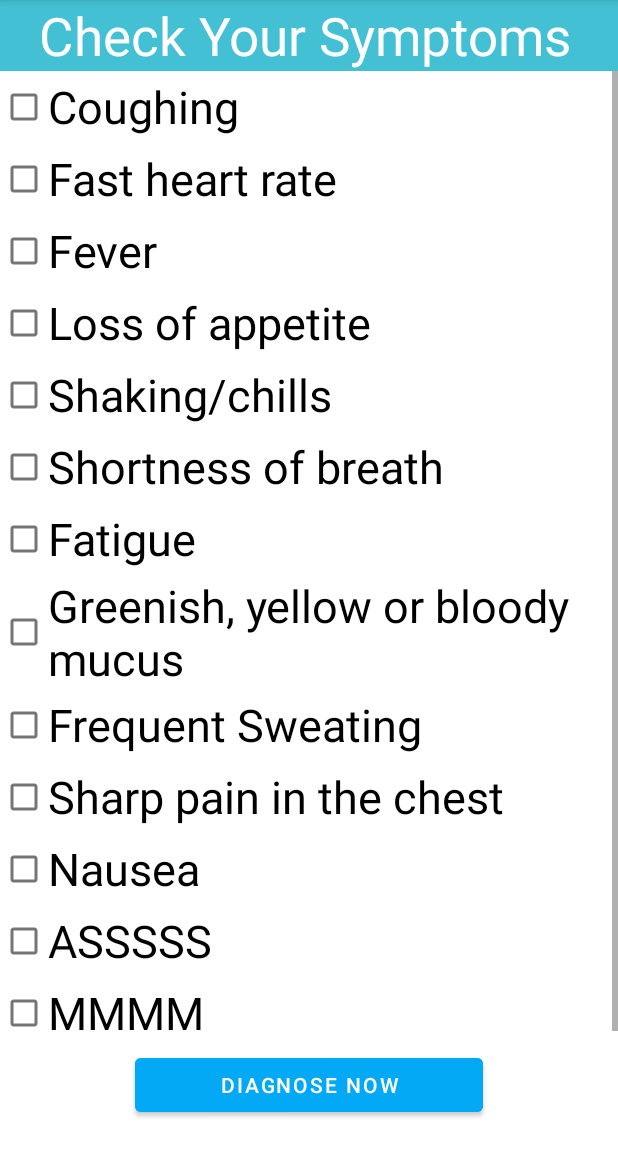
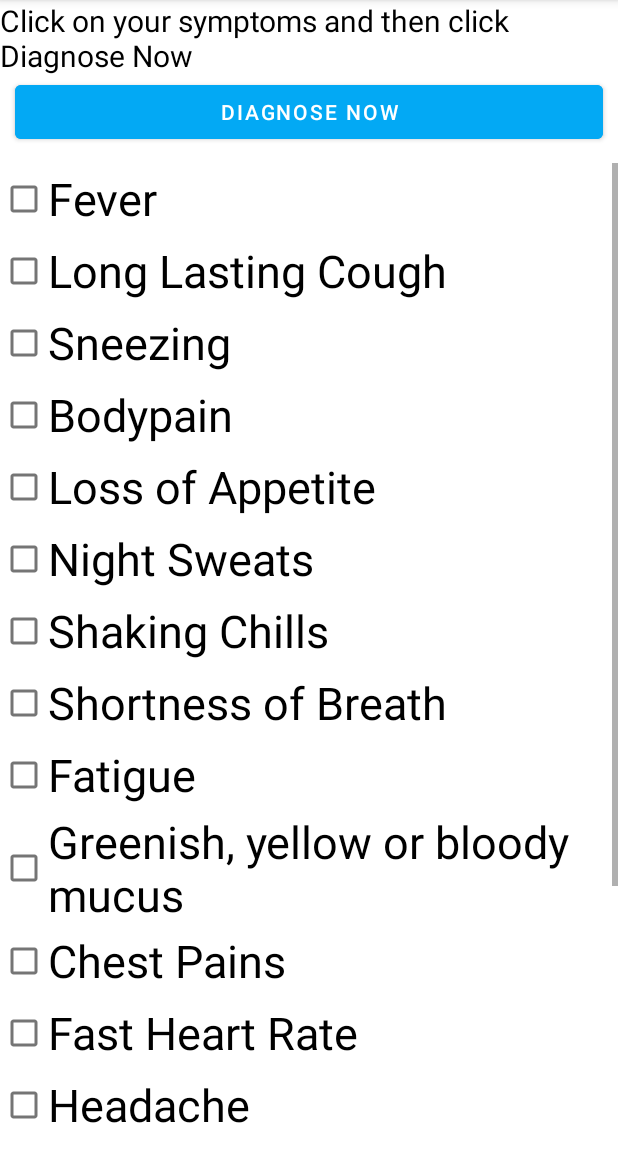
Before and after one commit to mrinkaul/healthcareapp, an Android app: the SymptomsActivity screen opened directly, with no data from a screen before it, on a phone screen of 412 x 824 dp, the part 84-1236 px from its top. Run offline under Robolectric (Android 15) with nearby library versions, the phone set to English and light mode, and no system bars.

Commit message:
fragment_symptoms.xml with all correct checkboxes and proper ids. Added diagnose button on top and bottom. Still not hooked up

```diff
--- a/app/src/main/res/layout/fragment_symptoms.xml
+++ b/app/src/main/res/layout/fragment_symptoms.xml
@@ -17,11 +17,9 @@
             android:id="@+id/textView"
             android:layout_width="match_parent"
             android:layout_height="wrap_content"
-            android:background="#00BCD4"
-            android:backgroundTint="#43C0D3"
-            android:text="   Check Your Symptoms"
-            android:textColor="@color/white"
-            android:textSize="35sp"
+            android:text="Click on your symptoms and then click Diagnose Now"
+            android:textColor="@color/black"
+            android:textSize="20sp"
             app:layout_constraintBottom_toBottomOf="parent"
             app:layout_constraintEnd_toEndOf="parent"
             app:layout_constraintHorizontal_bias="0.454"
@@ -29,11 +27,24 @@
             app:layout_constraintTop_toTopOf="parent"
             app:layout_constraintVertical_bias="0.048" />
 
+        <Button
+            android:id="@+id/buttonDiagnoseTop"
+            android:layout_width="match_parent"
+            android:layout_height="wrap_content"
+            android:layout_marginStart="10dp"
+            android:layout_marginEnd="10dp"
+            android:layout_marginBottom="10dp"
+            android:backgroundTint="#03A9F4"
+            android:onClick="onClickButtonDiagnose"
+            android:text="Diagnose Now"
+            app:layout_constraintBottom_toBottomOf="@+id/textView"
+            app:layout_constraintStart_toStartOf="parent" />
+
     <ScrollView
         android:id="@+id/scrollView6"
         android:layout_width="match_parent"
         android:layout_height="match_parent"
-        app:layout_constraintBottom_toBottomOf="@+id/textView"
+        app:layout_constraintBottom_toBottomOf="@+id/buttonDiagnoseTop"
         android:fillViewport="true">
 
         <LinearLayout
@@ -43,10 +54,10 @@
             app:layout_constraintBottom_toBottomOf="@+id/scrollView6">
 
             <CheckBox
-                android:id="@+id/checkbox"
+                android:id="@+id/checkboxFever"
                 android:layout_width="wrap_content"
                 android:layout_height="wrap_content"
-                android:text="Coughing"
+                android:text="Fever"
                 android:textColor="@color/black"
                 android:textSize="30sp"
                 app:layout_constraintEnd_toEndOf="parent"
@@ -56,10 +67,10 @@
                 app:layout_constraintVertical_bias="0.755" />
 
             <CheckBox
-                android:id="@+id/checkBox"
+                android:id="@+id/checkboxLongLastingCough"
                 android:layout_width="wrap_content"
                 android:layout_height="wrap_content"
-                android:text="Fast heart rate"
+                android:text="Long Lasting Cough"
                 android:textColor="@color/black"
                 android:textSize="30sp"
                 app:layout_constraintBottom_toBottomOf="parent"
@@ -69,10 +80,10 @@
                 app:layout_constraintVertical_bias="0.137" />
 
             <CheckBox
-                android:id="@+id/checkBox"
+                android:id="@+id/checkboxSneezing"
                 android:layout_width="wrap_content"
                 android:layout_height="wrap_content"
-                android:text="Fever"
+                android:text="Sneezing"
                 android:textColor="@color/black"
                 android:textSize="30sp"
                 app:layout_constraintBottom_toBottomOf="parent"
@@ -83,10 +94,10 @@
                 app:layout_constraintVertical_bias="0.263" />
 
             <CheckBox
-                android:id="@+id/checkBox"
+                android:id="@+id/checkboxBodypain"
                 android:layout_width="wrap_content"
                 android:layout_height="wrap_content"
-                android:text="Loss of appetite"
+                android:text="Bodypain"
                 android:textColor="@color/black"
                 android:textSize="30sp"
                 app:layout_constraintBottom_toBottomOf="parent"
@@ -97,10 +108,10 @@
                 app:layout_constraintVertical_bias="0.348" />
 
             <CheckBox
-                android:id="@+id/checkBox"
+                android:id="@+id/checkboxLossOfAppetite"
                 android:layout_width="wrap_content"
                 android:layout_height="wrap_content"
-                android:text="Shaking/chills"
+                android:text="Loss of Appetite"
                 android:textColor="@color/black"
                 android:textSize="30sp"
                 app:layout_constraintBottom_toBottomOf="parent"
@@ -111,10 +122,40 @@
                 app:layout_constraintVertical_bias="0.428" />
 
             <CheckBox
-                android:id="@+id/checkBox"
+                android:id="@+id/checkboxNightSweats"
                 android:layout_width="wrap_content"
                 android:layout_height="wrap_content"
-                android:text="Shortness of breath"
+                android:text="Night Sweats"
+                android:textColor="@color/black"
+                android:textSize="30sp"
+                app:layout_constraintBottom_toBottomOf="parent"
+                app:layout_constraintEnd_toEndOf="parent"
+                app:layout_constraintHorizontal_bias="0.286"
+                app:layout_constraintStart_toStartOf="parent"
+                app:layout_constraintTop_toTopOf="parent"
+                app:layout_constraintVertical_bias="0.979" />
+
+
+            <CheckBox
+                android:id="@+id/checkboxShakingChills"
+                android:layout_width="wrap_content"
+                android:layout_height="wrap_content"
+                android:text="Shaking Chills"
+                android:textColor="@color/black"
+                android:textSize="30sp"
+                app:layout_constraintBottom_toBottomOf="parent"
+                app:layout_constraintEnd_toEndOf="parent"
+                app:layout_constraintHorizontal_bias="0.286"
+                app:layout_constraintStart_toStartOf="parent"
+                app:layout_constraintTop_toTopOf="parent"
+                app:layout_constraintVertical_bias="0.979" />
+
+
+            <CheckBox
+                android:id="@+id/checkboxShortnessOfBreath"
+                android:layout_width="wrap_content"
+                android:layout_height="wrap_content"
+                android:text="Shortness of Breath"
                 android:textColor="@color/black"
                 android:textSize="30sp"
                 app:layout_constraintBottom_toBottomOf="parent"
@@ -125,7 +166,7 @@
                 app:layout_constraintVertical_bias="0.979" />
 
             <CheckBox
-                android:id="@+id/checkBox"
+                android:id="@+id/checkboxFatigue"
                 android:layout_width="wrap_content"
                 android:layout_height="wrap_content"
                 android:text="Fatigue"
@@ -139,7 +180,7 @@
                 app:layout_constraintVertical_bias="0.511" />
 
             <CheckBox
-                android:id="@+id/checkBox"
+                android:id="@+id/checkMucus"
                 android:layout_width="wrap_content"
                 android:layout_height="wrap_content"
                 android:text="Greenish, yellow or bloody mucus"
@@ -153,10 +194,10 @@
                 app:layout_constraintVertical_bias="0.672" />
 
             <CheckBox
-                android:id="@+id/checkBox"
+                android:id="@+id/checkboxChestPains"
                 android:layout_width="wrap_content"
                 android:layout_height="wrap_content"
-                android:text="Frequent Sweating"
+                android:text="Chest Pains"
                 android:textColor="@color/black"
                 android:textSize="30sp"
                 app:layout_constraintBottom_toBottomOf="parent"
@@ -167,10 +208,10 @@
                 app:layout_constraintVertical_bias="0.823" />
 
             <CheckBox
-                android:id="@+id/checkBox"
+                android:id="@+id/checkboxFastHeartrate"
                 android:layout_width="wrap_content"
                 android:layout_height="wrap_content"
-                android:text="Sharp pain in the chest"
+                android:text="Fast Heart Rate"
                 android:textColor="@color/black"
                 android:textSize="30sp"
                 app:layout_constraintBottom_toBottomOf="parent"
@@ -181,10 +222,10 @@
                 app:layout_constraintVertical_bias="0.898" />
 
             <CheckBox
-                android:id="@+id/checkBox"
+                android:id="@+id/checkboxHeadache"
                 android:layout_width="wrap_content"
                 android:layout_height="wrap_content"
-                android:text="Nausea"
+                android:text="Headache"
                 android:textColor="@color/black"
                 android:textSize="30sp"
                 app:layout_constraintBottom_toBottomOf="parent"
@@ -195,10 +236,10 @@
                 app:layout_constraintVertical_bias="0.588" />
 
             <CheckBox
-                android:id="@+id/checkBox"
+                android:id="@+id/checkboxStomachache"
                 android:layout_width="wrap_content"
                 android:layout_height="wrap_content"
-                android:text="ASSSSS"
+                android:text="Stomachache"
                 android:textColor="@color/black"
                 android:textSize="30sp"
                 app:layout_constraintBottom_toBottomOf="parent"
@@ -209,10 +250,39 @@
                 app:layout_constraintVertical_bias="0.588" />
 
             <CheckBox
-                android:id="@+id/checkBox"
+                android:id="@+id/checkboxLossOfTaste"
                 android:layout_width="wrap_content"
                 android:layout_height="wrap_content"
-                android:text="MMMM"
+                android:text="Loss of Taste"
+                android:textColor="@color/black"
+                android:textSize="30sp"
+                app:layout_constraintBottom_toBottomOf="parent"
+                app:layout_constraintEnd_toEndOf="parent"
+                app:layout_constraintHorizontal_bias="0.126"
+                app:layout_constraintStart_toStartOf="parent"
+                app:layout_constraintTop_toTopOf="parent"
+                app:layout_constraintVertical_bias="0.588" />
+
+            <CheckBox
+                android:id="@+id/checkboxSwollenLymph"
+                android:layout_width="wrap_content"
+                android:layout_height="wrap_content"
+                android:text="Swollen Lymph"
+                android:textColor="@color/black"
+                android:textSize="30sp"
+                app:layout_constraintBottom_toBottomOf="parent"
+                app:layout_constraintEnd_toEndOf="parent"
+                app:layout_constraintHorizontal_bias="0.126"
+                app:layout_constraintStart_toStartOf="parent"
+                app:layout_constraintTop_toTopOf="parent"
+                app:layout_constraintVertical_bias="0.588" />
+
+
+            <CheckBox
+                android:id="@+id/checkboxLossOfSmell"
+                android:layout_width="wrap_content"
+                android:layout_height="wrap_content"
+                android:text="Loss of Smell"
                 android:textColor="@color/black"
                 android:textSize="30sp"
                 app:layout_constraintBottom_toBottomOf="parent"
@@ -226,9 +296,9 @@
                 android:id="@+id/buttonDiagnose"
                 android:layout_width="match_parent"
                 android:layout_height="wrap_content"
-                android:layout_marginStart="90dp"
-                android:layout_marginEnd="90dp"
-                android:layout_marginBottom="111dp"
+                android:layout_marginStart="10dp"
+                android:layout_marginEnd="10dp"
+                android:layout_marginBottom="10dp"
                 android:backgroundTint="#03A9F4"
                 android:onClick="onClickButtonDiagnose"
                 android:text="Diagnose Now"
```
